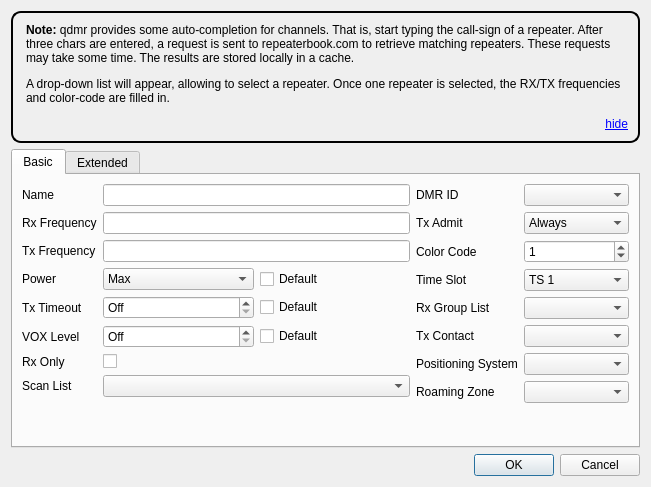
Before: the Qt Designer form src/digitalchanneldialog.ui in hmatuschek/qdmr, drawn with Qt 5.
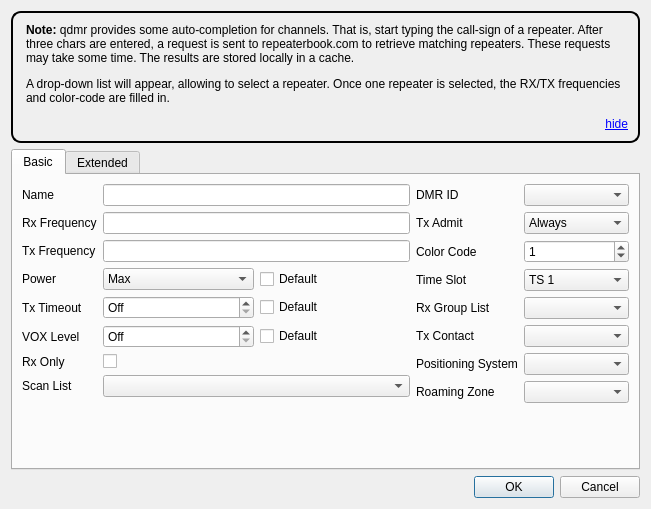
After: the same form once the commit is applied. Custom widgets are drawn as their Qt base class.

Commit message: Fixed default size of channel dialogs. Addresses #542.

```diff
--- a/src/digitalchanneldialog.ui
+++ b/src/digitalchanneldialog.ui
@@ -7,7 +7,7 @@
     <x>0</x>
     <y>0</y>
     <width>651</width>
-    <height>487</height>
+    <height>509</height>
    </rect>
   </property>
   <property name="windowTitle">
```
The commit also changes 1 other file.
